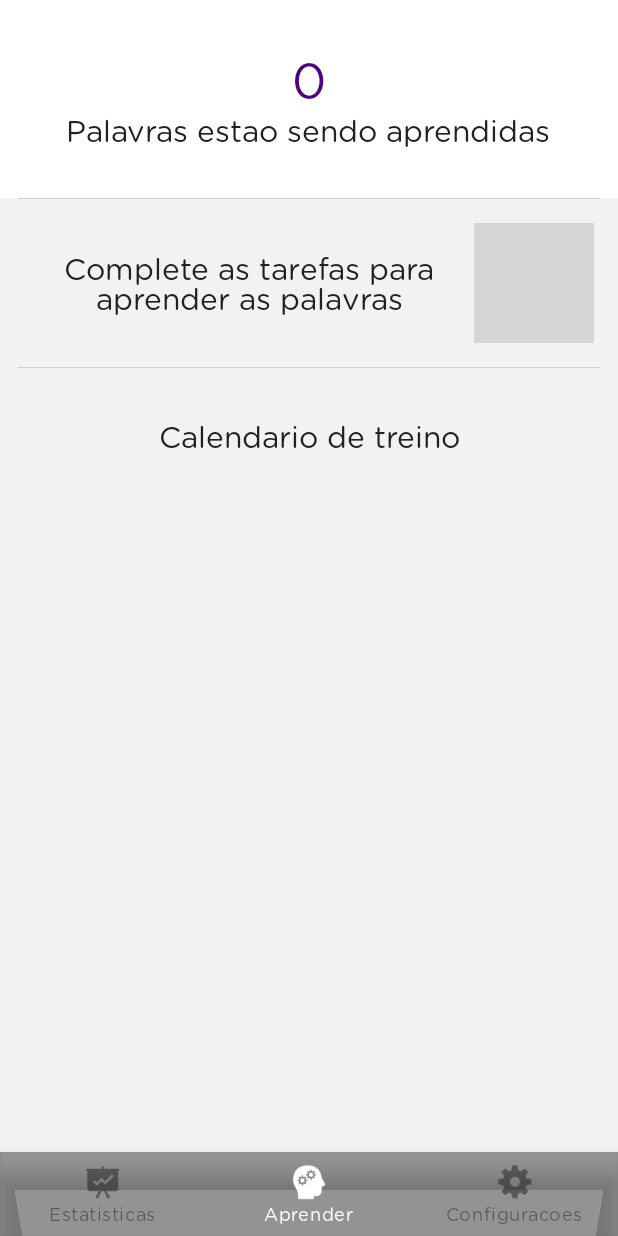
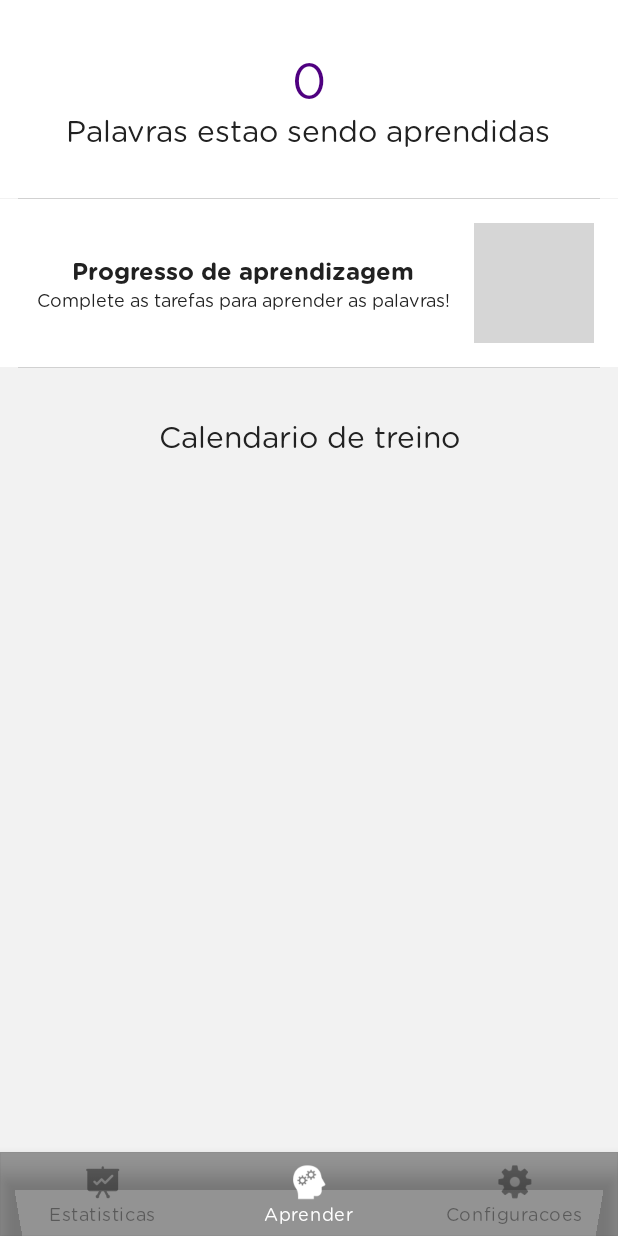
Before and after one commit to pedromassango/banzo, an Android app: the StatisticFragment screen opened through its navigation route, on a phone screen of 412 x 824 dp. Run offline under Robolectric (Android 15) with nearby library versions, the phone set to English and light mode, and no system bars; our stand-ins replace Room's generated code, Timber; plain views replace CircleProgressbar; grey boxes are pictures that could not be loaded.

Commit message:
ADDED - show learning progress

```diff
--- a/app/src/main/java/com/pedromassango/banzo/data/preferences/PreferencesHelper.kt
+++ b/app/src/main/java/com/pedromassango/banzo/data/preferences/PreferencesHelper.kt
@@ -15,6 +15,7 @@ class PreferencesHelper(context: Context = BanzoApp.applicationContext()) {
 
         private const val KEY_FIRST_TIME = "KEY_FIRST_TIME"
         private const val KEY_LEARNING_DAY = "KEY_LEARNING_DAY"
+        private const val KEY_TOTAL_WORDS_TO_LEARN = "KEY_TOTAL_WORDS_TO_LEARN"
 
     }
 
@@ -27,7 +28,7 @@ class PreferencesHelper(context: Context = BanzoApp.applicationContext()) {
     var lastLearnedDay = preferences.getInt(KEY_LEARNING_DAY, 0)
         set(value) = editor.putInt(KEY_LEARNING_DAY, value).apply()
 
-    var learningDays = preferences.getInt(KEY_LEARNING_DAY, 0)
-        set(value) = editor.putInt(KEY_LEARNING_DAY, value).apply()
+    var totalWordsToLearn = preferences.getInt(KEY_TOTAL_WORDS_TO_LEARN, 0)
+        set(value) = editor.putInt(KEY_TOTAL_WORDS_TO_LEARN, value).apply()
 
 }
--- a/app/src/main/java/com/pedromassango/banzo/ui/main/StatisticFragment.kt
+++ b/app/src/main/java/com/pedromassango/banzo/ui/main/StatisticFragment.kt
@@ -9,8 +9,13 @@ import androidx.fragment.app.Fragment
 import androidx.lifecycle.Observer
 import androidx.lifecycle.ViewModelProviders
 import com.pedromassango.banzo.R
+import com.pedromassango.banzo.data.preferences.PreferencesHelper
 import kotlinx.android.synthetic.main.component_learned_words.*
+import kotlinx.android.synthetic.main.component_learning_words.*
 import timber.log.Timber
+import android.animation.ValueAnimator
+
+
 
 
 /**
@@ -19,13 +24,16 @@ import timber.log.Timber
  */
 class StatisticFragment : Fragment() {
 
+    companion object {
+        const val TEXT_ANIMATION_DURATION = 2500
+    }
+
     private lateinit var viewModel: MainViewModel
 
     override fun onCreateView(inflater: LayoutInflater, container: ViewGroup?,
                               savedInstanceState: Bundle?): View? {
         // Inflate the layout for this fragment
-        val v = inflater.inflate(R.layout.fragment_statistic, container, false)
-        return v
+        return inflater.inflate(R.layout.fragment_statistic, container, false)
     }
 
     override fun onActivityCreated(savedInstanceState: Bundle?) {
@@ -40,8 +48,21 @@ class StatisticFragment : Fragment() {
 
             Timber.i("Number of learned and learning words: $learnedWordsCount")
 
-            // show data
-            tv_learned_words_count.text = learnedWordsCount.toString()
+            // calculate average of learned words then show it
+            val totalWords = PreferencesHelper().totalWordsToLearn
+            val progress = ((learnedWordsCount * 100) / totalWords).toFloat()
+
+            // show total learned and learning words
+            val animator = ValueAnimator.ofInt(0, learnedWordsCount)
+            animator.duration = TEXT_ANIMATION_DURATION.toLong()
+            animator.addUpdateListener{ anim ->
+                tv_learned_words_count.text = anim.animatedValue.toString()
+            }
+            animator.start()
+
+            // show learning progress
+            tv_progress_learnig_average.text = progress.toString()
+            progress_learnig_average.setProgressWithAnimation( progress, TEXT_ANIMATION_DURATION)
         }
 
         // start looking for data
--- a/app/src/main/java/com/pedromassango/banzo/ui/setup/LangLevelFragment.kt
+++ b/app/src/main/java/com/pedromassango/banzo/ui/setup/LangLevelFragment.kt
@@ -122,6 +122,10 @@ class LangLevelFragment : Fragment(), (Level) -> Unit {
 
             // set first time flat to false
             PreferencesHelper().isFirstTime = false
+            // save total words
+            PreferencesHelper().totalWordsToLearn = portugueseWords.size
+
+            Timber.i("Total words to learn: ${PreferencesHelper().totalWordsToLearn}")
 
             Timber.i("starting broadcast to generate words...")
             // start broadcast to setup new words to learn
--- a/app/src/main/res/layout/component_learning_words.xml
+++ b/app/src/main/res/layout/component_learning_words.xml
@@ -4,6 +4,7 @@
     android:layout_height="wrap_content"
     xmlns:app="http://schemas.android.com/apk/res-auto"
     android:padding="16dp"
+    android:background="@color/white"
     android:orientation="vertical">
 
     <FrameLayout
@@ -16,7 +17,7 @@
         <androidx.appcompat.widget.AppCompatTextView
             android:layout_width="wrap_content"
             android:text="45"
-            android:id="@+id/tv_learned_words"
+            android:id="@+id/tv_progress_learnig_average"
             android:fontFamily="@font/gotham_rounded_bold"
             android:textSize="20sp"
             android:textColor="@color/colorAccent"
@@ -26,8 +27,8 @@
         <com.jackandphantom.circularprogressbar.CircleProgressbar
             android:layout_width="80dp"
             android:layout_height="80dp"
-            app:cpb_progress="55"
-            android:id="@+id/progress_days_learnig"
+            app:cpb_progress="100"
+            android:id="@+id/progress_learnig_average"
             app:cpb_roundedCorner="true"
             app:cpb_foregroundProgressWidth="20"
             app:cpb_backgroundProgressWidth="20"
@@ -37,21 +38,34 @@
 
     </FrameLayout>
 
+    <LinearLayout
+        android:gravity="center"
+        android:layout_marginEnd="8dp"
+        android:layout_marginRight="8dp"
+        android:layout_centerVertical="true"
+        android:layout_toStartOf="@id/view1"
+        android:layout_toLeftOf="@id/view1"
+        android:orientation="vertical"
+        android:layout_width="match_parent"
+        android:layout_height="wrap_content">
+    <androidx.appcompat.widget.AppCompatTextView
+        android:layout_width="wrap_content"
+        android:fontFamily="@font/gotham_rounded_bold"
+        android:layout_height="wrap_content"
+        android:maxLines="1"
+        android:text="Progresso de aprendizagem"
+        android:textColor="@color/secondaryText"
+        android:textSize="16sp" />
 
     <androidx.appcompat.widget.AppCompatTextView
         style="@style/TextAppearance.AppCompat.Medium"
         android:layout_width="wrap_content"
         android:fontFamily="@font/gotham_rounded_book"
         android:layout_height="wrap_content"
-        android:paddingStart="16dp"
-        android:paddingEnd="16dp"
-        android:layout_toStartOf="@id/view1"
-        android:layout_toLeftOf="@id/view1"
-        android:paddingLeft="16dp"
-        android:layout_centerVertical="true"
         android:gravity="center_horizontal"
-        android:text="Complete as tarefas para aprender as palavras"
+        android:text="Complete as tarefas para aprender as palavras!"
         android:textColor="@color/secondaryText"
-        android:textSize="20sp" />
+        android:textSize="12sp" />
+    </LinearLayout>
 
 </RelativeLayout>
```
